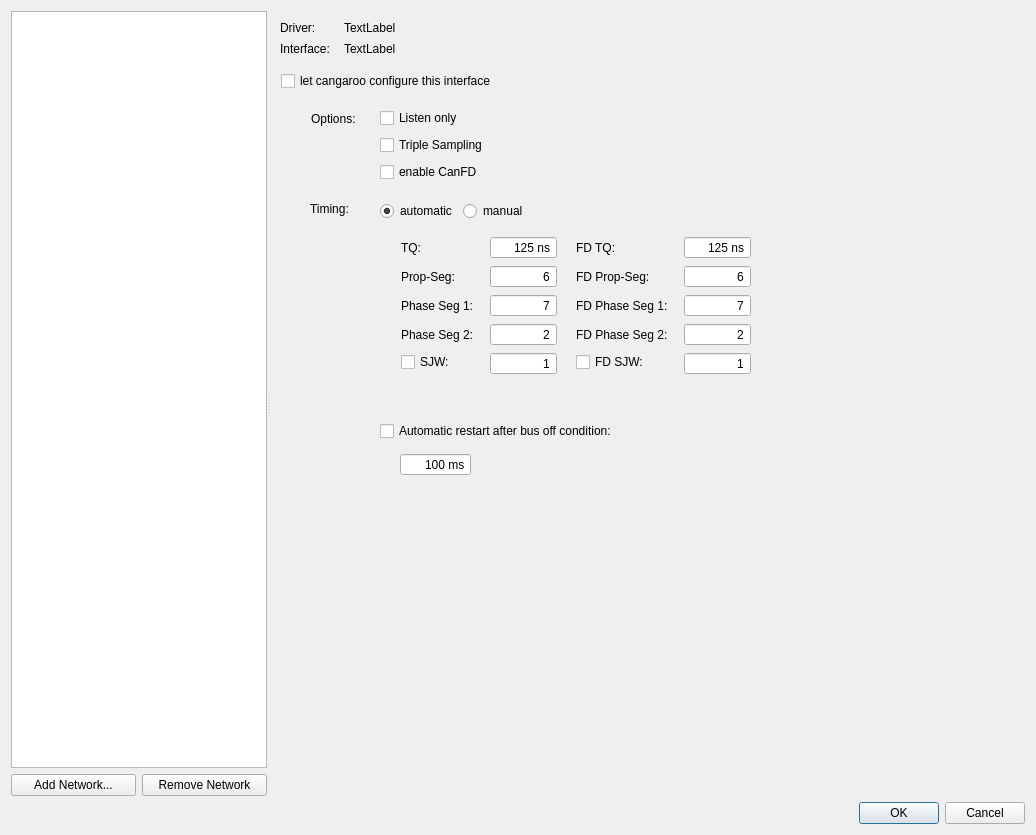
Before: the Qt Designer form src/window/SetupDialog/SetupDialog.ui in HubertD/cangaroo, drawn with Qt 5.
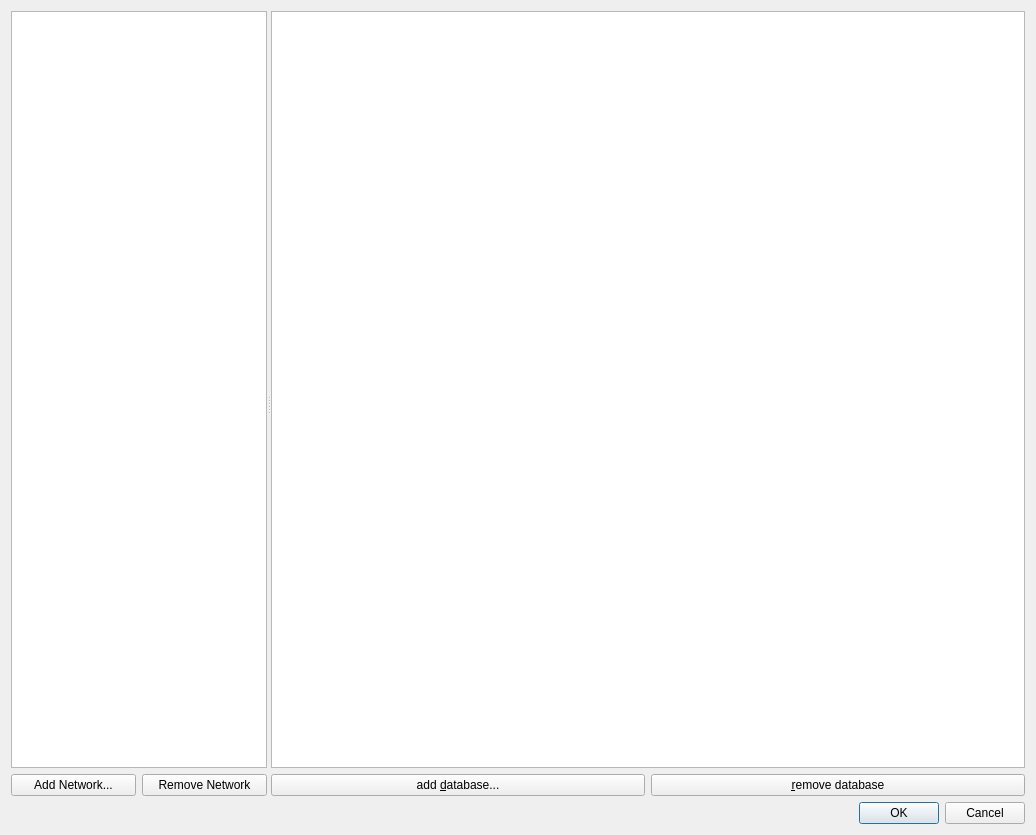
After: the same form once the commit is applied. The open tabs and pages were chosen to show the change.

```diff
--- a/src/window/SetupDialog/SetupDialog.ui
+++ b/src/window/SetupDialog/SetupDialog.ui
@@ -245,826 +245,6 @@
            </item>
           </layout>
          </widget>
-         <widget class="QWidget" name="socketCanInterfacePage">
-          <widget class="QLabel" name="label_3">
-           <property name="geometry">
-            <rect>
-             <x>9</x>
-             <y>9</y>
-             <width>41</width>
-             <height>16</height>
-            </rect>
-           </property>
-           <property name="text">
-            <string>Driver:</string>
-           </property>
-          </widget>
-          <widget class="QLabel" name="laInterfaceDriver">
-           <property name="geometry">
-            <rect>
-             <x>73</x>
-             <y>9</y>
-             <width>231</width>
-             <height>16</height>
-            </rect>
-           </property>
-           <property name="text">
-            <string>TextLabel</string>
-           </property>
-          </widget>
-          <widget class="QLabel" name="label_5">
-           <property name="geometry">
-            <rect>
-             <x>9</x>
-             <y>30</y>
-             <width>58</width>
-             <height>16</height>
-            </rect>
-           </property>
-           <property name="text">
-            <string>Interface:</string>
-           </property>
-          </widget>
-          <widget class="QLabel" name="laInterfaceName">
-           <property name="geometry">
-            <rect>
-             <x>73</x>
-             <y>30</y>
-             <width>231</width>
-             <height>16</height>
-            </rect>
-           </property>
-           <property name="text">
-            <string>TextLabel</string>
-           </property>
-          </widget>
-          <widget class="QLabel" name="label_4">
-           <property name="geometry">
-            <rect>
-             <x>39</x>
-             <y>190</y>
-             <width>45</width>
-             <height>16</height>
-            </rect>
-           </property>
-           <property name="text">
-            <string>Timing:</string>
-           </property>
-          </widget>
-          <widget class="QLabel" name="label_17">
-           <property name="geometry">
-            <rect>
-             <x>40</x>
-             <y>100</y>
-             <width>59</width>
-             <height>15</height>
-            </rect>
-           </property>
-           <property name="text">
-            <string>Options:</string>
-           </property>
-          </widget>
-          <widget class="QWidget" name="wSocketCanOptions" native="true">
-           <property name="geometry">
-            <rect>
-             <x>100</x>
-             <y>90</y>
-             <width>141</width>
-             <height>90</height>
-            </rect>
-           </property>
-           <layout class="QVBoxLayout" name="verticalLayout_6">
-            <property name="spacing">
-             <number>0</number>
-            </property>
-            <property name="leftMargin">
-             <number>9</number>
-            </property>
-            <property name="topMargin">
-             <number>0</number>
-            </property>
-            <property name="rightMargin">
-             <number>0</number>
-            </property>
-            <property name="bottomMargin">
-             <number>0</number>
-            </property>
-            <item>
-             <widget class="QCheckBox" name="cbSocketCanListenOnly">
-              <property name="text">
-               <string>Listen only</string>
-              </property>
-             </widget>
-            </item>
-            <item>
-             <widget class="QCheckBox" name="cbSocketCanTripleSampling">
-              <property name="text">
-               <string>Triple Sampling</string>
-              </property>
-             </widget>
-            </item>
-            <item>
-             <widget class="QCheckBox" name="cbSocketCanCanFD">
-              <property name="text">
-               <string>enable CanFD</string>
-              </property>
-             </widget>
-            </item>
-           </layout>
-          </widget>
-          <widget class="QWidget" name="wSocketCanTiming" native="true">
-           <property name="enabled">
-            <bool>true</bool>
-           </property>
-           <property name="geometry">
-            <rect>
-             <x>100</x>
-             <y>190</y>
-             <width>516</width>
-             <height>291</height>
-            </rect>
-           </property>
-           <layout class="QVBoxLayout" name="verticalLayout_8">
-            <property name="leftMargin">
-             <number>0</number>
-            </property>
-            <property name="topMargin">
-             <number>0</number>
-            </property>
-            <item>
-             <widget class="QWidget" name="widget_8" native="true">
-              <layout class="QHBoxLayout" name="horizontalLayout_5">
-               <property name="topMargin">
-                <number>0</number>
-               </property>
-               <item>
-                <widget class="QRadioButton" name="rbSocketCanAutomaticTiming">
-                 <property name="text">
-                  <string>automatic</string>
-                 </property>
-                 <property name="checked">
-                  <bool>true</bool>
-                 </property>
-                </widget>
-               </item>
-               <item>
-                <widget class="QRadioButton" name="rbSocketCanManualTiming">
-                 <property name="text">
-                  <string>manual</string>
-                 </property>
-                </widget>
-               </item>
-               <item>
-                <spacer name="horizontalSpacer_2">
-                 <property name="orientation">
-                  <enum>Qt::Horizontal</enum>
-                 </property>
-                 <property name="sizeHint" stdset="0">
-                  <size>
-                   <width>310</width>
-                   <height>20</height>
-                  </size>
-                 </property>
-                </spacer>
-               </item>
-              </layout>
-             </widget>
-            </item>
-            <item>
-             <widget class="QStackedWidget" name="stackedSocketCanTiming">
-              <property name="currentIndex">
-               <number>0</number>
-              </property>
-              <widget class="QWidget" name="pageSocketCanAutoTiming">
-               <widget class="QWidget" name="wSocketCanAutoTimingCanFd" native="true">
-                <property name="geometry">
-                 <rect>
-                  <x>30</x>
-                  <y>90</y>
-                  <width>361</width>
-                  <height>80</height>
-                 </rect>
-                </property>
-                <widget class="QComboBox" name="cbSocketCanFdBitrate">
-                 <property name="geometry">
-                  <rect>
-                   <x>120</x>
-                   <y>0</y>
-                   <width>171</width>
-                   <height>23</height>
-                  </rect>
-                 </property>
-                </widget>
-                <widget class="QLabel" name="label_23">
-                 <property name="geometry">
-                  <rect>
-                   <x>0</x>
-                   <y>5</y>
-                   <width>111</width>
-                   <height>16</height>
-                  </rect>
-                 </property>
-                 <property name="text">
-                  <string>FD Bitrate:</string>
-                 </property>
-                </widget>
-                <widget class="QLabel" name="label_22">
-                 <property name="geometry">
-                  <rect>
-                   <x>0</x>
-                   <y>40</y>
-                   <width>121</width>
-                   <height>16</height>
-                  </rect>
-                 </property>
-                 <property name="text">
-                  <string>FD Sample Point:</string>
-                 </property>
-                </widget>
-                <widget class="QSlider" name="slSocketCanFdSamplePoint">
-                 <property name="geometry">
-                  <rect>
-                   <x>120</x>
-                   <y>40</y>
-                   <width>170</width>
-                   <height>18</height>
-                  </rect>
-                 </property>
-                 <property name="maximum">
-                  <number>999</number>
-                 </property>
-                 <property name="orientation">
-                  <enum>Qt::Horizontal</enum>
-                 </property>
-                </widget>
-                <widget class="QLabel" name="laSocketCanFdSamplePoint">
-                 <property name="geometry">
-                  <rect>
-                   <x>120</x>
-                   <y>50</y>
-                   <width>170</width>
-                   <height>16</height>
-                  </rect>
-                 </property>
-                 <property name="text">
-                  <string>0.0%</string>
-                 </property>
-                 <property name="alignment">
-                  <set>Qt::AlignCenter</set>
-                 </property>
-                </widget>
-               </widget>
-               <widget class="QWidget" name="widget_11" native="true">
-                <property name="geometry">
-                 <rect>
-                  <x>30</x>
-                  <y>0</y>
-                  <width>361</width>
-                  <height>80</height>
-                 </rect>
-                </property>
-                <widget class="QLabel" name="label_20">
-                 <property name="geometry">
-                  <rect>
-                   <x>0</x>
-                   <y>5</y>
-                   <width>59</width>
-                   <height>16</height>
-                  </rect>
-                 </property>
-                 <property name="text">
-                  <string>Bitrate:</string>
-                 </property>
-                </widget>
-                <widget class="QComboBox" name="cbSocketCanBitrate">
-                 <property name="geometry">
-                  <rect>
-                   <x>120</x>
-                   <y>0</y>
-                   <width>170</width>
-                   <height>23</height>
-                  </rect>
-                 </property>
-                </widget>
-                <widget class="QLabel" name="label_21">
-                 <property name="geometry">
-                  <rect>
-                   <x>0</x>
-                   <y>40</y>
-                   <width>91</width>
-                   <height>16</height>
-                  </rect>
-                 </property>
-                 <property name="text">
-                  <string>Sample Point:</string>
-                 </property>
-                </widget>
-                <widget class="QLabel" name="laSocketCanSamplePoint">
-                 <property name="geometry">
-                  <rect>
-                   <x>120</x>
-                   <y>50</y>
-                   <width>170</width>
-                   <height>16</height>
-                  </rect>
-                 </property>
-                 <property name="text">
-                  <string>0.0%</string>
-                 </property>
-                 <property name="alignment">
-                  <set>Qt::AlignCenter</set>
-                 </property>
-                </widget>
-                <widget class="QSlider" name="slSocketCanSamplePoint">
-                 <property name="geometry">
-                  <rect>
-                   <x>120</x>
-                   <y>40</y>
-                   <width>170</width>
-                   <height>18</height>
-                  </rect>
-                 </property>
-                 <property name="maximum">
-                  <number>999</number>
-                 </property>
-                 <property name="orientation">
-                  <enum>Qt::Horizontal</enum>
-                 </property>
-                 <property name="tickPosition">
-                  <enum>QSlider::NoTicks</enum>
-                 </property>
-                </widget>
-               </widget>
-              </widget>
-              <widget class="QWidget" name="pageSocketCanManualTiming">
-               <layout class="QHBoxLayout" name="horizontalLayout_4">
-                <property name="spacing">
-                 <number>0</number>
-                </property>
-                <property name="leftMargin">
-                 <number>30</number>
-                </property>
-                <property name="topMargin">
-                 <number>0</number>
-                </property>
-                <property name="rightMargin">
-                 <number>0</number>
-                </property>
-                <property name="bottomMargin">
-                 <number>0</number>
-                </property>
-                <item>
-                 <widget class="QWidget" name="widget_6" native="true">
-                  <layout class="QFormLayout" name="formLayout_2">
-                   <property name="horizontalSpacing">
-                    <number>16</number>
-                   </property>
-                   <property name="leftMargin">
-                    <number>0</number>
-                   </property>
-                   <property name="topMargin">
-                    <number>0</number>
-                   </property>
-                   <item row="0" column="0">
-                    <widget class="QLabel" name="laSocketCanTQ">
-                     <property name="text">
-                      <string>TQ:</string>
-                     </property>
-                    </widget>
-                   </item>
-                   <item row="0" column="1">
-                    <widget class="QSpinBox" name="spSocketCanTQ">
-                     <property name="alignment">
-                      <set>Qt::AlignRight|Qt::AlignTrailing|Qt::AlignVCenter</set>
-                     </property>
-                     <property name="buttonSymbols">
-                      <enum>QAbstractSpinBox::NoButtons</enum>
-                     </property>
-                     <property name="suffix">
-                      <string> ns</string>
-                     </property>
-                     <property name="maximum">
-                      <number>999999</number>
-                     </property>
-                     <property name="singleStep">
-                      <number>5</number>
-                     </property>
-                     <property name="value">
-                      <number>125</number>
-                     </property>
-                    </widget>
-                   </item>
-                   <item row="1" column="0">
-                    <widget class="QLabel" name="laSocketCanPropSeg">
-                     <property name="text">
-                      <string>Prop-Seg:</string>
-                     </property>
-                    </widget>
-                   </item>
-                   <item row="2" column="0">
-                    <widget class="QLabel" name="laSocketCanPhaseSeg1">
-                     <property name="text">
-                      <string>Phase Seg 1:</string>
-                     </property>
-                    </widget>
-                   </item>
-                   <item row="3" column="0">
-                    <widget class="QLabel" name="laSocketCanPhaseSeg2">
-                     <property name="text">
-                      <string>Phase Seg 2:</string>
-                     </property>
-                    </widget>
-                   </item>
-                   <item row="4" column="0">
-                    <widget class="QCheckBox" name="cbSocketCanSJW">
-                     <property name="text">
-                      <string>SJW:</string>
-                     </property>
-                    </widget>
-                   </item>
-                   <item row="1" column="1">
-                    <widget class="QSpinBox" name="spSocketCanPropSeg">
-                     <property name="alignment">
-                      <set>Qt::AlignRight|Qt::AlignTrailing|Qt::AlignVCenter</set>
-                     </property>
-                     <property name="buttonSymbols">
-                      <enum>QAbstractSpinBox::NoButtons</enum>
-                     </property>
-                     <property name="suffix">
-                      <string/>
-                     </property>
-                     <property name="minimum">
-                      <number>1</number>
-                     </property>
-                     <property name="maximum">
-                      <number>8</number>
-                     </property>
-                     <property name="singleStep">
-                      <number>1</number>
-                     </property>
-                     <property name="value">
-                      <number>6</number>
-                     </property>
-                    </widget>
-                   </item>
-                   <item row="2" column="1">
-                    <widget class="QSpinBox" name="spSocketCanPhaseSeg1">
-                     <property name="alignment">
-                      <set>Qt::AlignRight|Qt::AlignTrailing|Qt::AlignVCenter</set>
-                     </property>
-                     <property name="buttonSymbols">
-                      <enum>QAbstractSpinBox::NoButtons</enum>
-                     </property>
-                     <property name="suffix">
-                      <string/>
-                     </property>
-                     <property name="minimum">
-                      <number>1</number>
-                     </property>
-                     <property name="maximum">
-                      <number>8</number>
-                     </property>
-                     <property name="singleStep">
-                      <number>1</number>
-                     </property>
-                     <property name="value">
-                      <number>7</number>
-                     </property>
-                    </widget>
-                   </item>
-                   <item row="3" column="1">
-                    <widget class="QSpinBox" name="spSocketCanPhaseSeg2">
-                     <property name="alignment">
-                      <set>Qt::AlignRight|Qt::AlignTrailing|Qt::AlignVCenter</set>
-                     </property>
-                     <property name="buttonSymbols">
-                      <enum>QAbstractSpinBox::NoButtons</enum>
-                     </property>
-                     <property name="suffix">
-                      <string/>
-                     </property>
-                     <property name="minimum">
-                      <number>1</number>
-                     </property>
-                     <property name="maximum">
-                      <number>8</number>
-                     </property>
-                     <property name="singleStep">
-                      <number>1</number>
-                     </property>
-                     <property name="value">
-                      <number>2</number>
-                     </property>
-                    </widget>
-                   </item>
-                   <item row="4" column="1">
-                    <widget class="QSpinBox" name="spSocketCanSJW">
-                     <property name="alignment">
-                      <set>Qt::AlignRight|Qt::AlignTrailing|Qt::AlignVCenter</set>
-                     </property>
-                     <property name="buttonSymbols">
-                      <enum>QAbstractSpinBox::NoButtons</enum>
-                     </property>
-                     <property name="suffix">
-                      <string/>
-                     </property>
-                     <property name="minimum">
-                      <number>1</number>
-                     </property>
-                     <property name="maximum">
-                      <number>8</number>
-                     </property>
-                     <property name="singleStep">
-                      <number>1</number>
-                     </property>
-                     <property name="value">
-                      <number>1</number>
-                     </property>
-                    </widget>
-                   </item>
-                  </layout>
-                 </widget>
-                </item>
-                <item>
-                 <widget class="QWidget" name="wSocketCanFdManualTiming" native="true">
-                  <layout class="QFormLayout" name="formLayout_3">
-                   <property name="horizontalSpacing">
-                    <number>16</number>
-                   </property>
-                   <property name="leftMargin">
-                    <number>10</number>
-                   </property>
-                   <property name="topMargin">
-                    <number>0</number>
-                   </property>
-                   <item row="0" column="0">
-                    <widget class="QLabel" name="laSocketCanTQ_2">
-                     <property name="text">
-                      <string>FD TQ:</string>
-                     </property>
-                    </widget>
-                   </item>
-                   <item row="0" column="1">
-                    <widget class="QSpinBox" name="spSocketCanFdTQ">
-                     <property name="alignment">
-                      <set>Qt::AlignRight|Qt::AlignTrailing|Qt::AlignVCenter</set>
-                     </property>
-                     <property name="buttonSymbols">
-                      <enum>QAbstractSpinBox::NoButtons</enum>
-                     </property>
-                     <property name="suffix">
-                      <string> ns</string>
-                     </property>
-                     <property name="maximum">
-                      <number>999999</number>
-                     </property>
-                     <property name="singleStep">
-                      <number>5</number>
-                     </property>
-                     <property name="value">
-                      <number>125</number>
-                     </property>
-                    </widget>
-                   </item>
-                   <item row="1" column="0">
-                    <widget class="QLabel" name="laSocketCanPropSeg_2">
-                     <property name="text">
-                      <string>FD Prop-Seg:</string>
-                     </property>
-                    </widget>
-                   </item>
-                   <item row="2" column="0">
-                    <widget class="QLabel" name="laSocketCanPhaseSeg1_2">
-                     <property name="text">
-                      <string>FD Phase Seg 1:</string>
-                     </property>
-                    </widget>
-                   </item>
-                   <item row="3" column="0">
-                    <widget class="QLabel" name="laSocketCanPhaseSeg2_2">
-                     <property name="text">
-                      <string>FD Phase Seg 2:</string>
-                     </property>
-                    </widget>
-                   </item>
-                   <item row="4" column="0">
-                    <widget class="QCheckBox" name="cbSocketCanFdSJW">
-                     <property name="text">
-                      <string>FD SJW:</string>
-                     </property>
-                    </widget>
-                   </item>
-                   <item row="1" column="1">
-                    <widget class="QSpinBox" name="spSocketCanFdPropSeg">
-                     <property name="alignment">
-                      <set>Qt::AlignRight|Qt::AlignTrailing|Qt::AlignVCenter</set>
-                     </property>
-                     <property name="buttonSymbols">
-                      <enum>QAbstractSpinBox::NoButtons</enum>
-                     </property>
-                     <property name="suffix">
-                      <string/>
-                     </property>
-                     <property name="minimum">
-                      <number>1</number>
-                     </property>
-                     <property name="maximum">
-                      <number>8</number>
-                     </property>
-                     <property name="singleStep">
-                      <number>1</number>
-                     </property>
-                     <property name="value">
-                      <number>6</number>
-                     </property>
-                    </widget>
-                   </item>
-                   <item row="2" column="1">
-                    <widget class="QSpinBox" name="spSocketCanFdPhaseSeg1">
-                     <property name="alignment">
-                      <set>Qt::AlignRight|Qt::AlignTrailing|Qt::AlignVCenter</set>
-                     </property>
-                     <property name="buttonSymbols">
-                      <enum>QAbstractSpinBox::NoButtons</enum>
-                     </property>
-                     <property name="suffix">
-                      <string/>
-                     </property>
-                     <property name="minimum">
-                      <number>1</number>
-                     </property>
-                     <property name="maximum">
-                      <number>8</number>
-                     </property>
-                     <property name="singleStep">
-                      <number>1</number>
-                     </property>
-                     <property name="value">
-                      <number>7</number>
-                     </property>
-                    </widget>
-                   </item>
-                   <item row="3" column="1">
-                    <widget class="QSpinBox" name="spSocketCanFdPhaseSeg2">
-                     <property name="alignment">
-                      <set>Qt::AlignRight|Qt::AlignTrailing|Qt::AlignVCenter</set>
-                     </property>
-                     <property name="buttonSymbols">
-                      <enum>QAbstractSpinBox::NoButtons</enum>
-                     </property>
-                     <property name="suffix">
-                      <string/>
-                     </property>
-                     <property name="minimum">
-                      <number>1</number>
-                     </property>
-                     <property name="maximum">
-                      <number>8</number>
-                     </property>
-                     <property name="singleStep">
-                      <number>1</number>
-                     </property>
-                     <property name="value">
-                      <number>2</number>
-                     </property>
-                    </widget>
-                   </item>
-                   <item row="4" column="1">
-                    <widget class="QSpinBox" name="spSocketCanFdSJW">
-                     <property name="alignment">
-                      <set>Qt::AlignRight|Qt::AlignTrailing|Qt::AlignVCenter</set>
-                     </property>
-                     <property name="buttonSymbols">
-                      <enum>QAbstractSpinBox::NoButtons</enum>
-                     </property>
-                     <property name="suffix">
-                      <string/>
-                     </property>
-                     <property name="minimum">
-                      <number>1</number>
-                     </property>
-                     <property name="maximum">
-                      <number>8</number>
-                     </property>
-                     <property name="singleStep">
-                      <number>1</number>
-                     </property>
-                     <property name="value">
-                      <number>1</number>
-                     </property>
-                    </widget>
-                   </item>
-                  </layout>
-                 </widget>
-                </item>
-                <item>
-                 <spacer name="horizontalSpacer">
-                  <property name="orientation">
-                   <enum>Qt::Horizontal</enum>
-                  </property>
-                  <property name="sizeHint" stdset="0">
-                   <size>
-                    <width>48</width>
-                    <height>20</height>
-                   </size>
-                  </property>
-                 </spacer>
-                </item>
-               </layout>
-              </widget>
-             </widget>
-            </item>
-            <item>
-             <widget class="QWidget" name="widget_9" native="true">
-              <property name="minimumSize">
-               <size>
-                <width>0</width>
-                <height>80</height>
-               </size>
-              </property>
-              <layout class="QVBoxLayout" name="verticalLayout_7">
-               <item>
-                <widget class="QCheckBox" name="cbSocketCanRestart">
-                 <property name="text">
-                  <string>Automatic restart after bus off condition:</string>
-                 </property>
-                </widget>
-               </item>
-               <item>
-                <widget class="QWidget" name="widget_10" native="true">
-                 <layout class="QHBoxLayout" name="horizontalLayout_6">
-                  <property name="leftMargin">
-                   <number>20</number>
-                  </property>
-                  <property name="topMargin">
-                   <number>0</number>
-                  </property>
-                  <property name="bottomMargin">
-                   <number>0</number>
-                  </property>
-                  <item>
-                   <widget class="QSpinBox" name="spSocketCanRestartTime">
-                    <property name="maximumSize">
-                     <size>
-                      <width>16777215</width>
-                      <height>16777215</height>
-                     </size>
-                    </property>
-                    <property name="alignment">
-                     <set>Qt::AlignRight|Qt::AlignTrailing|Qt::AlignVCenter</set>
-                    </property>
-                    <property name="buttonSymbols">
-                     <enum>QAbstractSpinBox::NoButtons</enum>
-                    </property>
-                    <property name="suffix">
-                     <string> ms</string>
-                    </property>
-                    <property name="maximum">
-                     <number>999999</number>
-                    </property>
-                    <property name="singleStep">
-                     <number>10</number>
-                    </property>
-                    <property name="value">
-                     <number>100</number>
-                    </property>
-                   </widget>
-                  </item>
-                  <item>
-                   <spacer name="horizontalSpacer_3">
-                    <property name="orientation">
-                     <enum>Qt::Horizontal</enum>
-                    </property>
-                    <property name="sizeHint" stdset="0">
-                     <size>
-                      <width>352</width>
-                      <height>20</height>
-                     </size>
-                    </property>
-                   </spacer>
-                  </item>
-                 </layout>
-                </widget>
-               </item>
-              </layout>
-             </widget>
-            </item>
-           </layout>
-          </widget>
-          <widget class="QCheckBox" name="cbSocketCanConfigured">
-           <property name="geometry">
-            <rect>
-             <x>10</x>
-             <y>60</y>
-             <width>411</width>
-             <height>20</height>
-            </rect>
-           </property>
-           <property name="text">
-            <string>let cangaroo configure this interface</string>
-           </property>
-          </widget>
-         </widget>
         </widget>
        </widget>
       </item>
```
Left out of the diff: 2 changed lines with no effect on the pictures.
